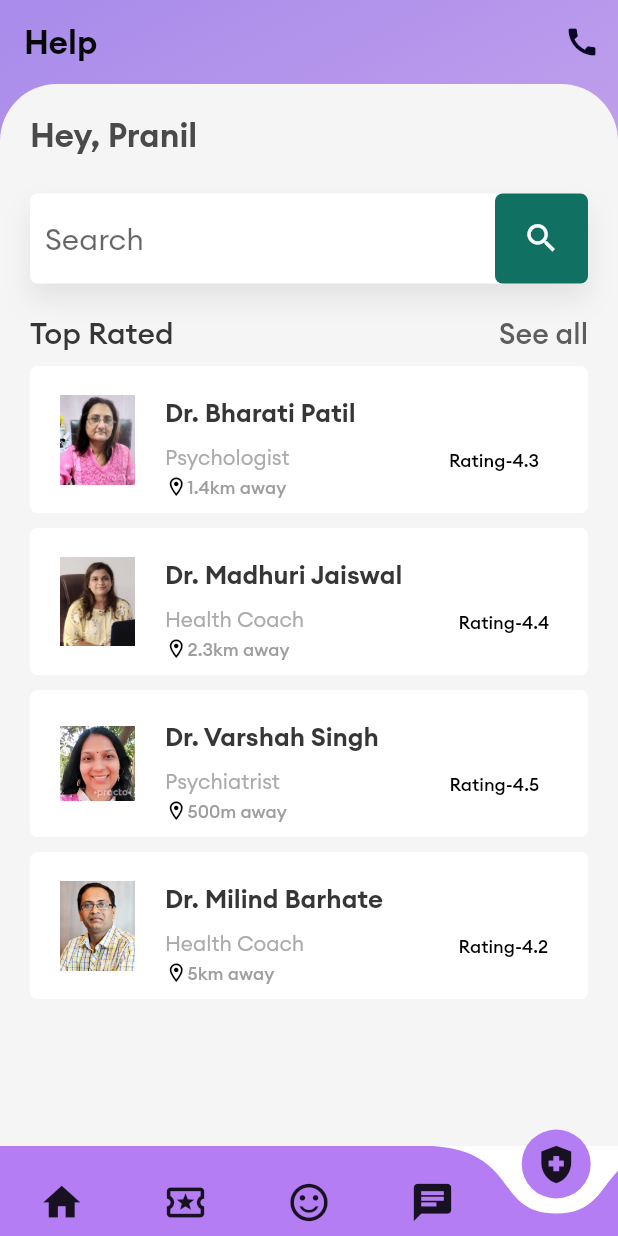
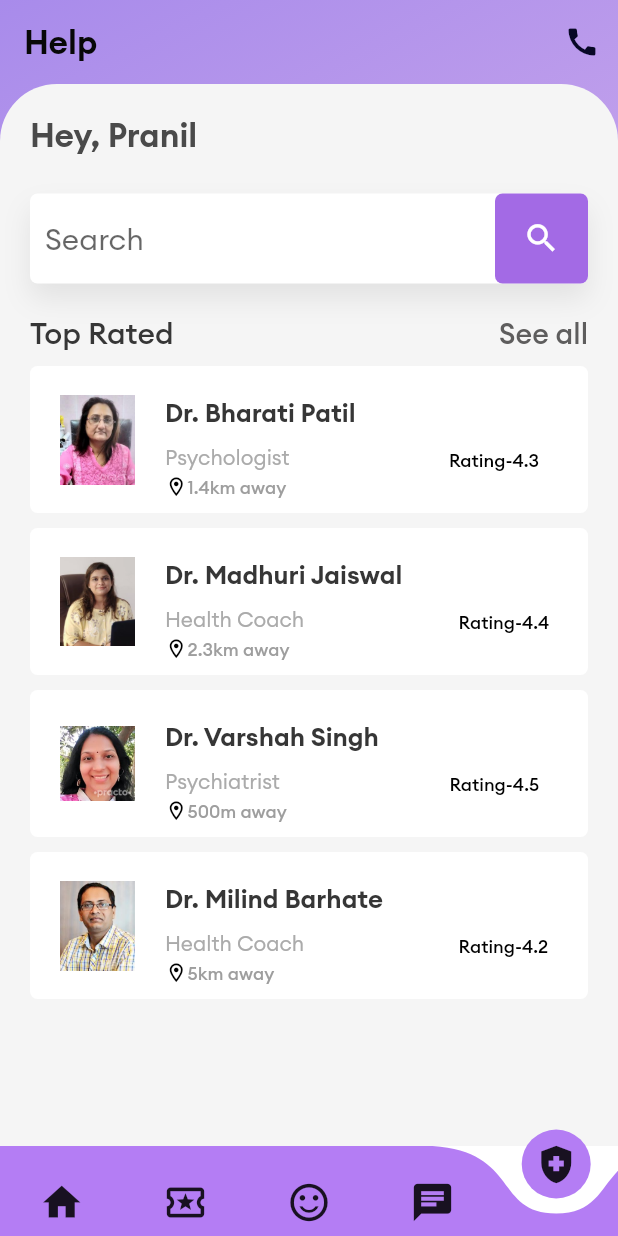
Before and after one commit to devout-coder/Ayuda, a Flutter app: the screen it shows after launch, item 5 of the bottom bar chosen, on a phone screen of 412 x 824 dp. Run offline on Flutter 3.47's test engine with Material 2 defaults, Android fonts, the light colour scheme and no system bars; drawn by our look-alikes of curved_navigation_bar; our stand-ins replace animated_text_kit, bottom_navy_bar, delayed_display, fl_chart, flutter_tts, gap and 3 more; missing offline and left inert: animated_check, animated_digit, dart_sentiment, flutter_phone_direct_caller; network calls fail.

Commit message:
trivial changes

```diff
--- a/lib/navigationpages/screens/UserProfile.dart
+++ b/lib/navigationpages/screens/UserProfile.dart
@@ -1,3 +1,4 @@
+import 'package:csi_hackathon/colors.dart';
 import 'package:flutter/cupertino.dart';
 import 'package:flutter/material.dart';
 import 'package:gap/gap.dart';
@@ -125,7 +126,7 @@ class _UserProfileState extends State<UserProfile> {
                       flex: 1,
                       child: Container(
                         decoration: BoxDecoration(
-                          color: Color(0xff107163),
+                          color: mediumPurple,
                           borderRadius: BorderRadius.circular(5),
                         ),
                         child: const Center(
```
